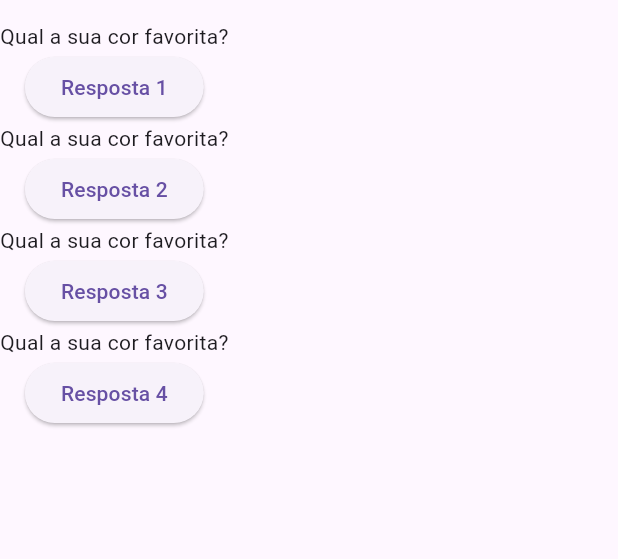
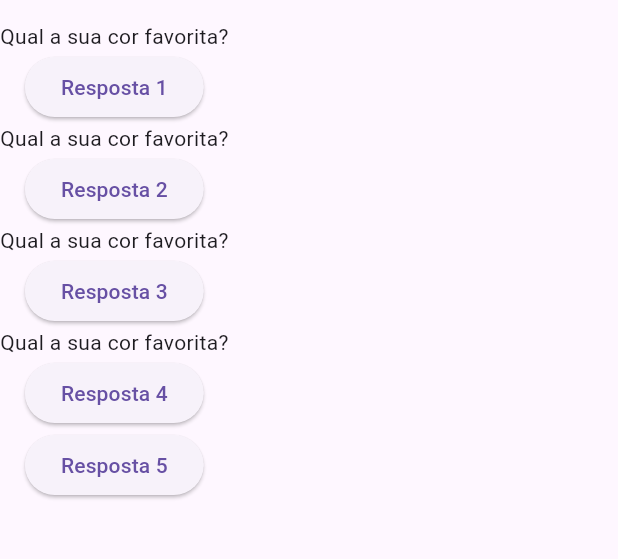
Before and after one commit to matheustakasaki/projeto_perguntas, a Flutter app: the screen it shows after launch, on a phone screen of 412 x 824 dp, the part 63-622 px from its top. Run offline on Flutter 3.47's test engine with Material 3 defaults, Android fonts, the phone set to English and light mode, and no system bars.

Commit message:
adicionando mais uma pergunta no widget

```diff
--- a/lib/main.dart
+++ b/lib/main.dart
@@ -38,6 +38,8 @@ class _PerguntasAppState extends State<PerguntaApp> {
             Text(perguntas[_pergutaSelecionada]),
             ElevatedButton(
                 onPressed: _responder, child: const Text("Resposta 4")),
+            ElevatedButton(
+                onPressed: _responder, child: const Text("Resposta 5")),
           ],
         ),
       ),
```
